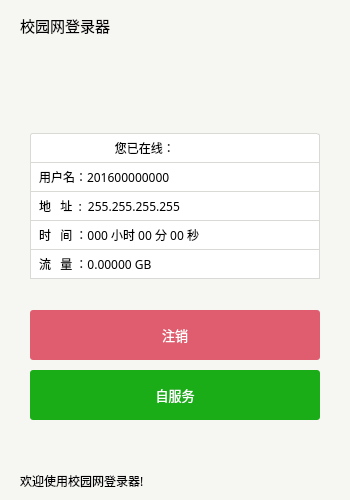
First picture: the form in srun-3k-ui/mainwindow.ui, repository ehaut/srun3k-client-ui, before the edit.
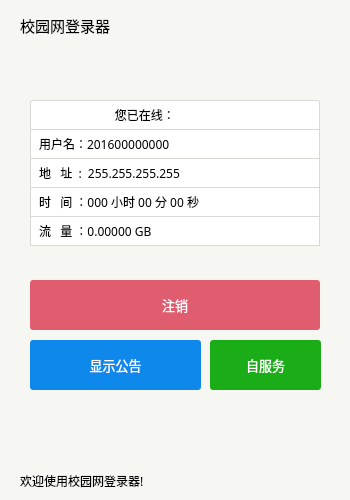
Second picture: the form after the edit. The open tabs and pages were chosen to show the change.

Commit message: 公告改为登陆成功后手动显示，禁用输入框输入法。

```diff
--- a/srun-3k-ui/mainwindow.ui
+++ b/srun-3k-ui/mainwindow.ui
@@ -416,7 +416,7 @@
       <property name="geometry">
        <rect>
         <x>30</x>
-        <y>83</y>
+        <y>50</y>
         <width>290</width>
         <height>30</height>
        </rect>
@@ -444,7 +444,7 @@
       <property name="geometry">
        <rect>
         <x>30</x>
-        <y>199</y>
+        <y>166</y>
         <width>290</width>
         <height>30</height>
        </rect>
@@ -470,7 +470,7 @@
       <property name="geometry">
        <rect>
         <x>30</x>
-        <y>141</y>
+        <y>108</y>
         <width>290</width>
         <height>30</height>
        </rect>
@@ -496,7 +496,7 @@
       <property name="geometry">
        <rect>
         <x>30</x>
-        <y>112</y>
+        <y>79</y>
         <width>290</width>
         <height>30</height>
        </rect>
@@ -522,7 +522,7 @@
       <property name="geometry">
        <rect>
         <x>30</x>
-        <y>170</y>
+        <y>137</y>
         <width>290</width>
         <height>30</height>
        </rect>
@@ -548,7 +548,7 @@
       <property name="geometry">
        <rect>
         <x>30</x>
-        <y>260</y>
+        <y>230</y>
         <width>290</width>
         <height>50</height>
        </rect>
@@ -582,9 +582,9 @@
      <widget class="QPushButton" name="SERVICE_2">
       <property name="geometry">
        <rect>
-        <x>30</x>
-        <y>320</y>
-        <width>290</width>
+        <x>210</x>
+        <y>290</y>
+        <width>111</width>
         <height>50</height>
        </rect>
       </property>
@@ -614,6 +614,41 @@
        <string>自服务</string>
       </property>
      </widget>
+     <widget class="QPushButton" name="ShowServerMessage">
+      <property name="geometry">
+       <rect>
+        <x>30</x>
+        <y>290</y>
+        <width>171</width>
+        <height>50</height>
+       </rect>
+      </property>
+      <property name="font">
+       <font>
+        <family>微软雅黑</family>
+        <pointsize>10</pointsize>
+       </font>
+      </property>
+      <property name="styleSheet">
+       <string notr="true">QPushButton{    
+	background:#0f88eb;
+    border: 0;
+    border-radius: 3px;
+    line-height: 41px;
+    color: #fff;
+	}
+QPushButton:hover{
+background:#0b77bd;
+}
+QPushButton:pressed
+{
+background:#0b4a73;
+}</string>
+      </property>
+      <property name="text">
+       <string>显示公告</string>
+      </property>
+     </widget>
     </widget>
     <widget class="QWidget" name="advanced">
      <widget class="QPushButton" name="advanced_save">
```
Left out of the diff: 19 changed lines with no effect on the pictures. The commit also changes 2 other files.
